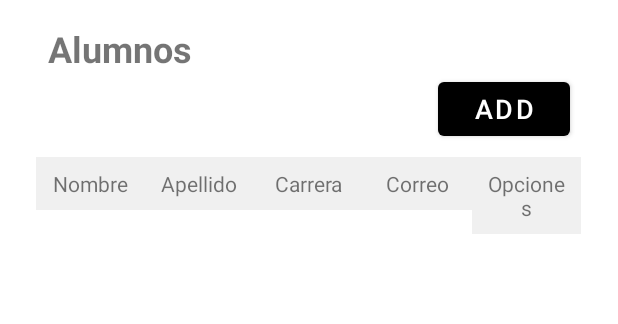
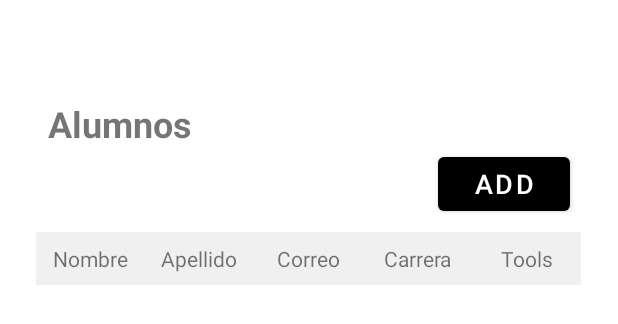
Before and after one commit to jhossepsamuel231/movil_sesion3_2023, an Android app: the layout fragment_alumns.xml on its own in the app's theme, with its tools: preview values and no code run, on a phone screen of 412 x 824 dp. Shown: the top 324 px of the screen. Run offline under Robolectric (Android 15) with nearby library versions, the phone set to English and light mode, and no system bars.

Commit message:
Revert "Revert "disene""
This reverts commit e702d5277b4ddb735441739a29588fdc9c61e13e.

```diff
--- a/app/src/main/res/layout/fragment_alumns.xml
+++ b/app/src/main/res/layout/fragment_alumns.xml
@@ -9,12 +9,13 @@
 
     <!-- Título "Alumnos" -->
     <TextView
+        style="@style/TableTitleStyle"
         android:layout_width="wrap_content"
         android:layout_height="wrap_content"
-        android:text="Alumnos"
-        style="@style/TableTitleStyle"
         android:layout_gravity="start"
-        android:layout_marginStart="16dp"/>
+        android:layout_marginStart="16dp"
+        android:layout_marginTop="50sp"
+        android:text="Alumnos" />
 
     <!-- Botón "add" -->
     <Button
@@ -28,10 +29,10 @@
 
     <!-- Tabla de datos -->
     <ScrollView
+        style="@style/TableStyle"
         android:layout_width="match_parent"
         android:layout_height="0dp"
-        android:layout_weight="1"
-        style="@style/TableStyle">
+        android:layout_weight="1">
 
         <TableLayout
             android:id="@+id/tablayoutAlumns"
@@ -41,41 +42,46 @@
 
             <!-- Encabezado de la tabla -->
             <TableRow>
+
                 <TextView
                     android:layout_width="0dp"
                     android:layout_height="wrap_content"
-                    android:text="Nombre"
+                    android:background="#f0f0f0"
                     android:gravity="center"
                     android:padding="8dp"
-                    android:background="#f0f0f0"/>
+                    android:text="Nombre" />
+
                 <TextView
                     android:layout_width="0dp"
                     android:layout_height="wrap_content"
-                    android:text="Apellido"
+                    android:background="#f0f0f0"
                     android:gravity="center"
                     android:padding="8dp"
-                    android:background="#f0f0f0"/>
+                    android:text="Apellido" />
+
                 <TextView
                     android:layout_width="0dp"
                     android:layout_height="wrap_content"
-                    android:text="Carrera"
+                    android:background="#f0f0f0"
                     android:gravity="center"
                     android:padding="8dp"
-                    android:background="#f0f0f0"/>
+                    android:text="Correo" />
+
                 <TextView
                     android:layout_width="0dp"
                     android:layout_height="wrap_content"
-                    android:text="Correo"
+                    android:background="#f0f0f0"
                     android:gravity="center"
                     android:padding="8dp"
-                    android:background="#f0f0f0"/>
+                    android:text="Carrera" />
+
                 <TextView
                     android:layout_width="0dp"
                     android:layout_height="wrap_content"
-                    android:text="Opciones"
+                    android:background="#f0f0f0"
                     android:gravity="center"
                     android:padding="8dp"
-                    android:background="#f0f0f0"/>
+                    android:text="Tools" />
             </TableRow>
 
             <!-- Datos de los alumnos se agregarán aquí dinámicamente -->
```
